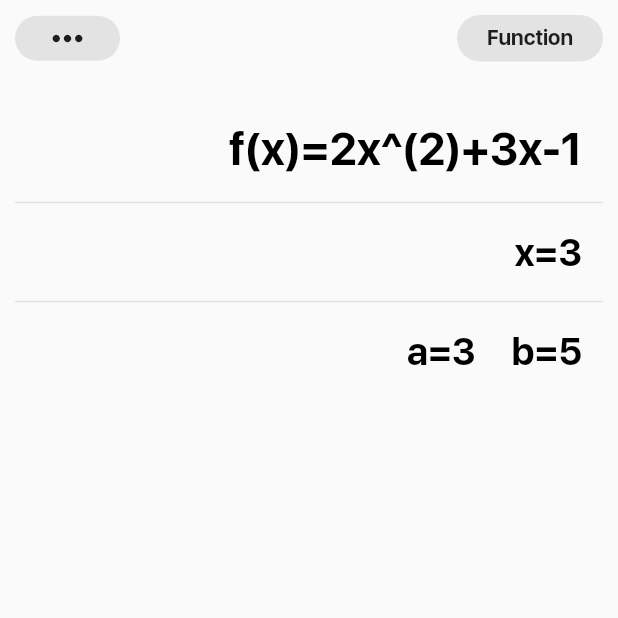
After one commit to jralvarenga/calculary, a Flutter app: the FunctionCalculator screen opened by its route, on a phone screen of 412 x 824 dp, the top half of it. The commit adds this screen. Run offline on Flutter 3.47's test engine with Material 2 defaults, Android fonts, the phone set to English and light mode, and no system bars; our stand-ins replace flutter_svg, math_expressions, shared_preferences; accounts and stored records are empty; project files that could hold a hidden picture were left out.

Commit message:
Added function calculator screen

```diff
--- a/lib/main.dart
+++ b/lib/main.dart
@@ -1,4 +1,5 @@
 import 'package:calculary/pages/counter_calculator.dart';
+import 'package:calculary/pages/function_calculator.dart';
 import 'package:calculary/pages/main_calculator.dart';
 import 'package:calculary/services/custom_theme.dart';
 import 'package:flutter/material.dart';
@@ -30,11 +31,10 @@ class MyApp extends StatelessWidget {
       child: MaterialApp(
         title: 'Calculary',
         theme: appTheme.themeData,
-        home: MainCalculator(
-          title: 'Main Calculator'
-        ),
+        home: MainCalculator(),
         routes: {
-          '/counter': (context) => CounterCalculator(title: 'Counter Calculator')
+          '/counter': (context) => CounterCalculator(),
+          '/function': (context) => FunctionCalculator()
         },
       ),
     );
--- a/lib/pages/counter_calculator.dart
+++ b/lib/pages/counter_calculator.dart
@@ -43,9 +43,9 @@ class AllCounterData {
 }
 
 class CounterCalculator extends StatefulWidget {
-  CounterCalculator({Key? key, required this.title}) : super(key: key);
-
-  final String title;
+  CounterCalculator({
+    Key? key
+  }) : super(key: key);
 
   @override
   _CounterCalculatorState createState() => _CounterCalculatorState();
--- /dev/null
+++ b/lib/pages/function_calculator.dart
@@ -0,0 +1,45 @@
+import 'package:calculary/widgets/function_calculator/input_pad.dart';
+import 'package:calculary/widgets/top_bar.dart';
+import 'package:flutter/material.dart';
+
+class FunctionCalculator extends StatefulWidget {
+  const FunctionCalculator({ Key? key }) : super(key: key);
+
+  @override
+  _FunctionCalculatorState createState() => _FunctionCalculatorState();
+}
+
+class _FunctionCalculatorState extends State<FunctionCalculator> {
+  @override
+  Widget build(BuildContext context) {
+    return Scaffold(
+      body: SafeArea(
+        child: Center(
+          child: Container(
+            padding: EdgeInsets.all(10),
+            child: Column(
+              mainAxisAlignment: MainAxisAlignment.center,
+              children: [
+                Flexible(
+                  flex: 1,
+                  child: Container(
+                    child: Column(
+                      children: [
+                        TopBar(
+                          mode: 'Function',
+                          rightButtonFunction: () => print('hi')
+                        ),
+                        SizedBox(height: 30),
+                        InputPad()
+                      ],
+                    ),
+                  )
+                )
+              ],
+            ),
+          ),
+        )
+      ),
+    );
+  }
+}
--- a/lib/pages/main_calculator.dart
+++ b/lib/pages/main_calculator.dart
@@ -40,9 +40,9 @@ class HistoryItem {
 }
 
 class MainCalculator extends StatefulWidget {
-  MainCalculator({Key? key, required this.title}) : super(key: key);
-
-  final String title;
+  MainCalculator({
+    Key? key,
+  }) : super(key: key);
 
   @override
   _MainCalculatorState createState() => _MainCalculatorState();
--- /dev/null
+++ b/lib/widgets/function_calculator/input_pad.dart
@@ -0,0 +1,142 @@
+import 'package:calculary/services/custom_theme.dart';
+import 'package:flutter/material.dart';
+import 'package:provider/provider.dart';
+
+class InputPad extends StatelessWidget {
+  const InputPad({
+    Key? key
+  }) : super(key: key);
+
+  @override
+  Widget build(BuildContext context) {
+    CustomTheme theme = Provider.of(context);
+    var themeData = theme.themeData;
+
+    return Container(
+      alignment: Alignment(1, 1),
+      child: Column(
+        children: [
+          Container(
+            alignment: Alignment(1, 1),
+            decoration: BoxDecoration(
+              borderRadius: BorderRadius.circular(100)
+            ),
+            child: Container(
+              //opacity: inputAnimation,
+              child: Flex(
+                direction: Axis.horizontal,
+                children: [
+                  Expanded(
+                    child: SingleChildScrollView(
+                      padding: const EdgeInsets.all(10),
+                      reverse: true,
+                      scrollDirection: Axis.horizontal,
+                      child: SelectableText(
+                        'f(x)=' + '2x^(2)+3x-1',
+                        showCursor: false,
+                        cursorWidth: 3,
+                        cursorColor: themeData.primaryColor,
+                        cursorRadius: Radius.circular(100),
+                        style: TextStyle(
+                          fontSize: 30,
+                          color: theme.textColor,
+                          fontWeight: FontWeight.bold
+                        ),
+                      ),
+                    )
+                  ),
+                ]
+              ),
+            )
+          ),
+          Divider(
+            thickness: 1,
+            color: themeData.dialogBackgroundColor,
+          ),
+          Container(
+            alignment: Alignment(1, 1),
+            decoration: BoxDecoration(
+              borderRadius: BorderRadius.circular(20),
+            ),
+            child: Container(
+              //opacity: inputAnimation,
+              child: Flex(
+                direction: Axis.horizontal,
+                children: [
+                  Expanded(
+                    child: SingleChildScrollView(
+                      padding: const EdgeInsets.all(10),
+                      reverse: true,
+                      scrollDirection: Axis.horizontal,
+                      child: SelectableText(
+                        'x=' + '3',
+                        showCursor: false,
+                        cursorWidth: 3,
+                        cursorColor: themeData.primaryColor,
+                        cursorRadius: Radius.circular(100),
+                        style: TextStyle(
+                          fontSize: 25,
+                          color: theme.textColor,
+                          fontWeight: FontWeight.bold
+                        ),
+                      ),
+                    )
+                  ),
+                ]
+              ),
+            )
+          ),
+          Divider(
+            thickness: 1,
+            color: themeData.dialogBackgroundColor,
+          ),
+          Container(
+            alignment: Alignment(1, 1),
+            decoration: BoxDecoration(
+              borderRadius: BorderRadius.circular(100)
+            ),
+            child: Container(
+              //opacity: inputAnimation,
+              child: Flex(
+                direction: Axis.horizontal,
+                mainAxisAlignment: MainAxisAlignment.end,
+                children: [
+                  Container(
+                    padding: const EdgeInsets.all(10),
+                    child: SelectableText(
+                      'a=' + '3',
+                      showCursor: false,
+                      cursorWidth: 3,
+                      cursorColor: themeData.primaryColor,
+                      cursorRadius: Radius.circular(100),
+                      style: TextStyle(
+                        fontSize: 25,
+                        color: theme.textColor,
+                        fontWeight: FontWeight.bold
+                      ),
+                    ),
+                  ),
+                  Container(
+                    padding: const EdgeInsets.all(10),
+                    child: SelectableText(
+                      'b=' + '5',
+                      showCursor: false,
+                      cursorWidth: 3,
+                      cursorColor: themeData.primaryColor,
+                      cursorRadius: Radius.circular(100),
+                      style: TextStyle(
+                        fontSize: 25,
+                        color: theme.textColor,
+                        fontWeight: FontWeight.bold
+                      ),
+                    ),
+                  ),
+                ]
+              ),
+            )
+          ),
+        ],
+      ),
+    );
+  }
+}
--- a/lib/widgets/menu_bottom_sheet.dart
+++ b/lib/widgets/menu_bottom_sheet.dart
@@ -44,6 +44,11 @@ class MenuBottomSheet extends StatelessWidget {
           Row(
             mainAxisAlignment: MainAxisAlignment.spaceBetween,
             children: [
+              MenuBottomSheetItem(
+                itemName: 'Function',
+                itemFunction: () => goToPage('/function'),
+                icon: 'assets/function.svg',
+              ),
               MenuBottomSheetItem(
                 itemName: 'Settings',
                 itemFunction: () => print('hi'),
```
